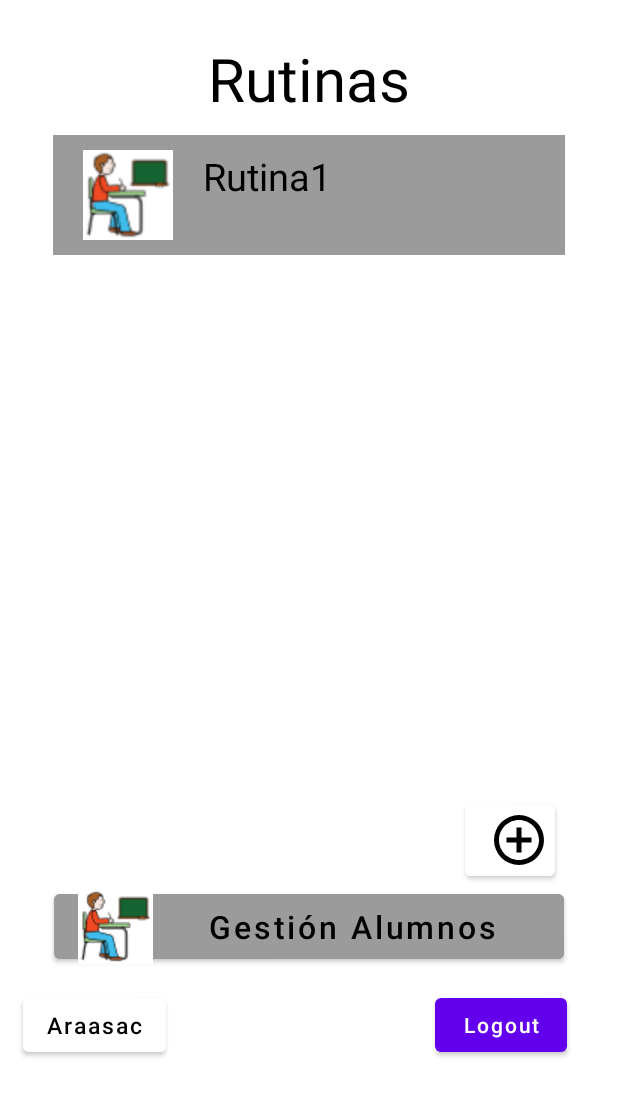
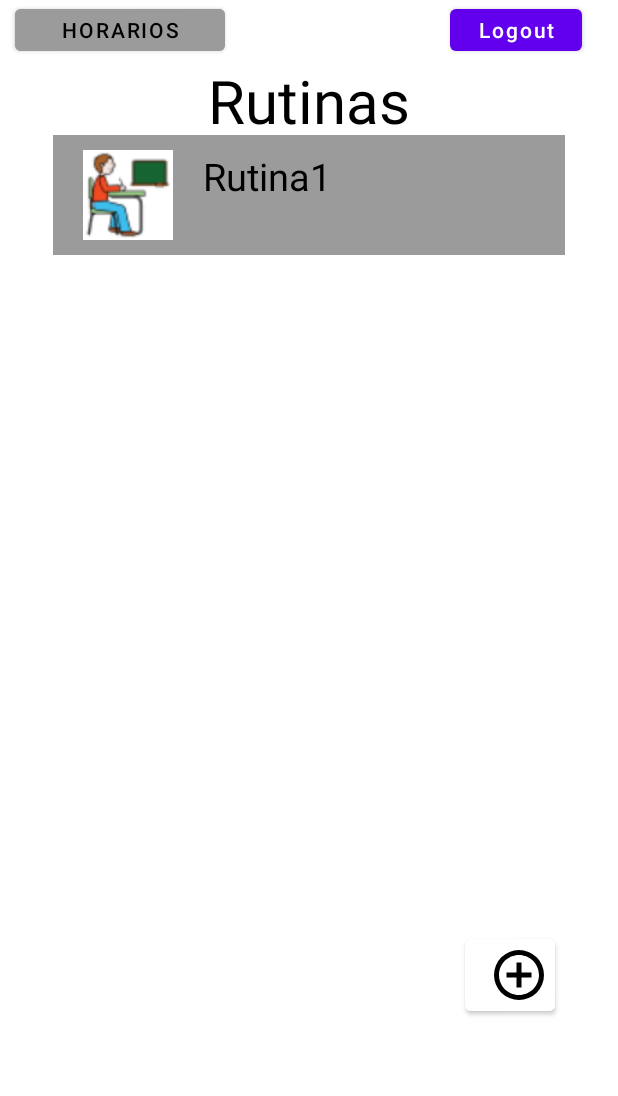
Before and after one commit to jlrojo31/PictoRutinas, an Android app: the HomeActivity screen opened directly, with no data from a screen before it, after a tap on an icon or button, on a phone screen of 412 x 824 dp. Shown: the top 1096 px of the screen. Run offline under Robolectric (Android 15) with nearby library versions, the phone set to English and light mode, and no system bars; our stand-ins replace Firebase (no records; nobody signed in at launch, a user with empty details on screens opened directly).

Commit message:
arreglos algunos puntos

```diff
--- a/app/src/main/java/com/example/tfgpictorutinas/HomeActivity.java
+++ b/app/src/main/java/com/example/tfgpictorutinas/HomeActivity.java
@@ -139,6 +139,7 @@ public class HomeActivity extends AppCompatActivity {
                 listaRutinas.add(a);
                 myRef.child(String.valueOf(autoincrementid+1)).setValue(a);
                 list.setAdapter(adapter);
+                Toast.makeText(HomeActivity.this,"Se ha añadido rutina a la lista",Toast.LENGTH_SHORT).show();
             }
         });
 
@@ -185,17 +186,6 @@ public class HomeActivity extends AppCompatActivity {
             }
         });
 
-        // boton de araasac
-        Button araasacBtn = findViewById(R.id.idBtnAraasac);
-
-        // onclick listener para el boton araasac.
-        araasacBtn.setOnClickListener(new View.OnClickListener() {
-            @Override
-            public void onClick(View v) {
-                Intent i = new Intent(HomeActivity.this, AraasacPics.class);
-                startActivity(i);
-            }
-        });
     }
 
     @Override
--- a/app/src/main/java/com/example/tfgpictorutinas/MainActivity.java
+++ b/app/src/main/java/com/example/tfgpictorutinas/MainActivity.java
@@ -87,6 +87,7 @@ public class MainActivity extends AppCompatActivity {
 
                     //Firebase RealTime Database
                     FirebaseDatabase database = FirebaseDatabase.getInstance();
+                    database.setPersistenceEnabled(true);
                     DatabaseReference myRef = database.getReference().child("pictorutinas").child("usuarios");
 
                     myRef.addListenerForSingleValueEvent(new ValueEventListener() {
--- a/app/src/main/java/com/example/tfgpictorutinas/RutinaDef.java
+++ b/app/src/main/java/com/example/tfgpictorutinas/RutinaDef.java
@@ -84,7 +84,7 @@ public class RutinaDef extends AppCompatActivity {
                 Bundle extras = getIntent().getExtras();
                 if (extras!=null) {
                     i.putExtra("idRutina", extras.getLong("idRutina"));
-                    i.putExtra("nombre", extras.getString("nombre"));
+                    i.putExtra("nombre", tvNombre.getText().toString());
                     i.putExtra("repeticiones", extras.getString("repeticiones"));
                 }
                 startActivity(i);
--- a/app/src/main/java/com/example/tfgpictorutinas/TareaDef.java
+++ b/app/src/main/java/com/example/tfgpictorutinas/TareaDef.java
@@ -205,6 +205,7 @@ public class TareaDef extends AppCompatActivity {
                         i.putExtra("nombre",nombreRut);
                         Log.d("TAG",nombreRut);
                         startActivity(i);
+                        finish();
                     }
                 })
                 .addOnFailureListener(new OnFailureListener() {
@@ -287,6 +288,7 @@ public class TareaDef extends AppCompatActivity {
                             i.putExtra("idRutina",idRutina);
                             i.putExtra("nombre",nombreRut);
                             startActivity(i);
+                            finish();
                         }
                     })
                     .addOnFailureListener(new OnFailureListener() {
--- a/app/src/main/res/layout/activity_home.xml
+++ b/app/src/main/res/layout/activity_home.xml
@@ -15,7 +15,7 @@
         android:padding="10dp"
         android:text="Rutinas"
         android:textAlignment="center"
-        android:layout_marginTop="15dp"
+        android:layout_marginTop="30dp"
         android:layout_centerHorizontal="true"
         android:textColor="@color/black"
         android:textSize="40sp" />
@@ -23,7 +23,7 @@
     <ListView
         android:id="@+id/lista"
         android:layout_marginTop="90dp"
-        android:layout_height="440dp"
+        android:layout_height="530dp"
         android:layout_width="match_parent"
         android:layout_marginLeft="35dp"
         android:layout_marginRight="35dp"
@@ -43,39 +43,21 @@
 
     <Button
         android:id="@+id/idBtnGA"
-        android:layout_width="340dp"
-        android:layout_height="55dp"
-        android:layout_below="@id/idBtnAniadir"
-        android:layout_centerHorizontal="true"
-        android:text="Gestión Alumnos"
-        android:textSize="21dp"
-        android:textAllCaps="false"
+        android:layout_width="140dp"
+        android:layout_height="40dp"
+        android:layout_marginLeft="10dp"
+        android:text="Horarios"
         android:textColor="@color/black"
-        android:drawableLeft="@drawable/alumno"
         android:backgroundTint="@color/grey"/>
 
-    <Button
-        android:id="@+id/idBtnAraasac"
-        android:layout_width="wrap_content"
-        android:layout_height="wrap_content"
-        android:layout_below="@id/idheadTV"
-        android:layout_marginLeft="15dp"
-        android:layout_marginTop="570dp"
-        android:text="Araasac"
-        android:textSize="15dp"
-        android:textAllCaps="false"
-        android:textColor="@color/black"
-        android:backgroundTint="@color/cardview_light_background"/>
 
     <!--Boton de logout-->
     <Button
         android:id="@+id/idBtnLogout"
         android:layout_width="wrap_content"
-        android:layout_height="wrap_content"
-        android:layout_below="@id/idheadTV"
-        android:layout_centerVertical="true"
-        android:layout_marginTop="570dp"
-        android:layout_marginLeft="290dp"
+        android:layout_height="40dp"
+        android:layout_marginTop="0dp"
+        android:layout_marginLeft="300dp"
         android:text="Logout"
         android:textAllCaps="false" />
 
```
